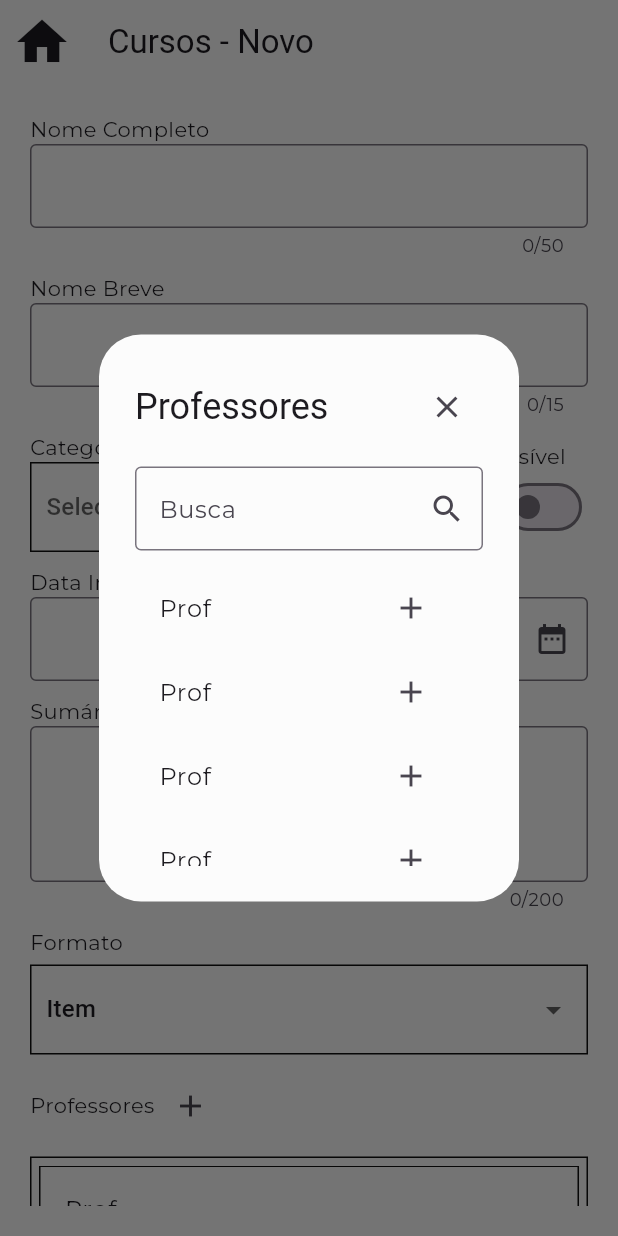
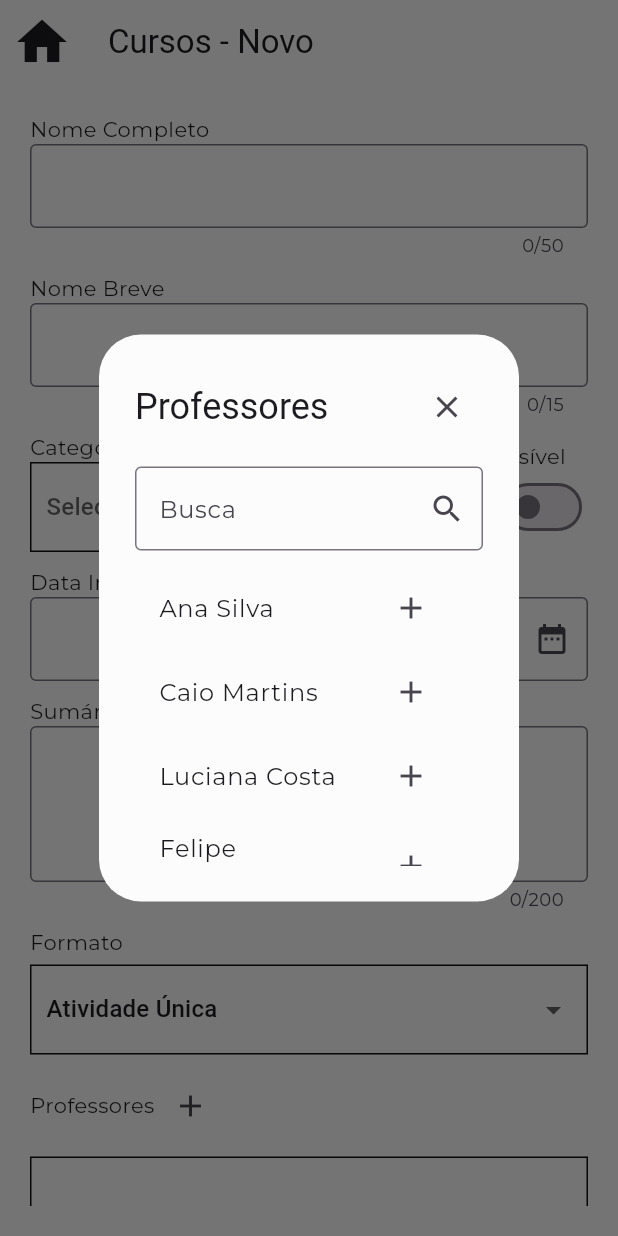
Before and after one commit to robertinws/08_Modulo_D1_PR, a Flutter app: the CadastroCursoPage screen opened by its route, after a tap on the "add" icon, on a phone screen of 412 x 824 dp. Run offline on Flutter 3.47's test engine with Material 3 defaults, Android fonts, the phone set to English and light mode, and no system bars; our stand-ins replace fluttertoast, google_fonts.

```diff
--- a/lib/pages/cadastro_curso_page.dart
+++ b/lib/pages/cadastro_curso_page.dart
@@ -1,5 +1,7 @@
 import 'package:_08_modulo_d1_pr/global/colors.dart';
+import 'package:_08_modulo_d1_pr/global/variaveis.dart';
 import 'package:flutter/material.dart';
+import 'package:fluttertoast/fluttertoast.dart';
 
 class CadastroCursoPage extends StatefulWidget {
   const CadastroCursoPage({super.key});
@@ -18,6 +20,13 @@ class _CadastroCursoPageState extends State<CadastroCursoPage> {
       sumarioController = TextEditingController();
   String dataInicio = '', dataFim = '';
   int? categoria, formato = 0;
+  List<String> listFormatos = [
+    'Atividade Única',
+    'Formato Social',
+    'Formato tópicos',
+    'Formato semanal',
+  ];
+  List<dynamic> listProfsAdd = [];
 
   void salvarCurso() async {}
 
@@ -93,15 +102,21 @@ class _CadastroCursoPageState extends State<CadastroCursoPage> {
                             ),
                             child: DropdownButtonHideUnderline(
                               child: DropdownButton(
+                                dropdownColor: corClara,
                                 isExpanded: true,
                                 value: categoria,
                                 hint: Text('Selecione uma categoria'),
-                                items: List.generate(4, (index) {
+                                items: List.generate(
+                                  listCategorias.length,
+                                  (index) {
+                                    final cate =
+                                        listCategorias[index];
                                     return DropdownMenuItem(
                                       value: index,
-                                    child: Text('Item'),
+                                      child: Text(cate['nome']),
                                     );
-                                }),
+                                  },
+                                ),
                                 onChanged: (newValue) {
                                   setState(() {
                                     categoria = newValue;
@@ -138,6 +153,20 @@ class _CadastroCursoPageState extends State<CadastroCursoPage> {
                         children: [
                           Text('Data Início'),
                           TextField(
+                            onTap: () async {
+                              final data = await showDatePicker(
+                                context: context,
+                                firstDate: DateTime(2025),
+                                lastDate: DateTime(2050),
+                              );
+                              if (data != null) {
+                                dataInicio = data.toString();
+                                dataInicioController.text = dataInicio
+                                    .split(' ')
+                                    .first;
+                                setState(() {});
+                              }
+                            },
                             controller: dataInicioController,
                             readOnly: true,
                             decoration: InputDecoration(
@@ -154,6 +183,20 @@ class _CadastroCursoPageState extends State<CadastroCursoPage> {
                         children: [
                           Text('Data Fim'),
                           TextField(
+                            onTap: () async {
+                              final data = await showDatePicker(
+                                context: context,
+                                firstDate: DateTime(2025),
+                                lastDate: DateTime(2050),
+                              );
+                              if (data != null) {
+                                dataFim = data.toString();
+                                dataFimController.text = dataInicio
+                                    .split(' ')
+                                    .first;
+                                setState(() {});
+                              }
+                            },
                             controller: dataFimController,
                             readOnly: true,
                             decoration: InputDecoration(
@@ -198,12 +241,15 @@ class _CadastroCursoPageState extends State<CadastroCursoPage> {
                       ),
                       child: DropdownButtonHideUnderline(
                         child: DropdownButton(
+                          dropdownColor: corClara,
                           isExpanded: true,
                           value: formato,
-                          items: List.generate(4, (index) {
+                          items: List.generate(listFormatos.length, (
+                            index,
+                          ) {
                             return DropdownMenuItem(
                               value: index,
-                              child: Text('Item'),
+                              child: Text(listFormatos[index]),
                             );
                           }),
                           onChanged: (newValue) {
@@ -221,14 +267,17 @@ class _CadastroCursoPageState extends State<CadastroCursoPage> {
                     Text('Professores'),
                     IconButton(
                       onPressed: () async {
-                        showDialog(
+                        await showDialog(
                           context: context,
                           builder: (_) {
+                            return StatefulBuilder(
+                              builder: (context, setState) {
                                 return AlertDialog(
                                   backgroundColor: corClara,
                                   title: Row(
                                     mainAxisAlignment:
-                                    MainAxisAlignment.spaceBetween,
+                                        MainAxisAlignment
+                                            .spaceBetween,
                                     children: [
                                       Text('Professores'),
                                       IconButton(
@@ -245,9 +294,12 @@ class _CadastroCursoPageState extends State<CadastroCursoPage> {
                                     children: [
                                       TextField(
                                         decoration: InputDecoration(
-                                      border: OutlineInputBorder(),
+                                          border:
+                                              OutlineInputBorder(),
                                           hintText: 'Busca',
-                                      suffixIcon: Icon(Icons.search),
+                                          suffixIcon: Icon(
+                                            Icons.search,
+                                          ),
                                         ),
                                       ),
                                       SizedBox(
@@ -255,14 +307,54 @@ class _CadastroCursoPageState extends State<CadastroCursoPage> {
                                         height: 200,
                                         child: SingleChildScrollView(
                                           child: Column(
-                                        children: List.generate(5, (
+                                            children: List.generate(listProfessores.length, (
                                               index,
                                             ) {
+                                              final prof =
+                                                  listProfessores[index];
                                               return ListTile(
-                                            title: Text('Prof'),
+                                                title: Text(
+                                                  prof['nome'],
+                                                ),
                                                 trailing: IconButton(
-                                              onPressed: () {},
-                                              icon: Icon(Icons.add),
+                                                  onPressed:
+                                                      listProfsAdd
+                                                          .contains(
+                                                            prof,
+                                                          )
+                                                      ? () {
+                                                          setState(() {
+                                                            listProfsAdd
+                                                                .remove(
+                                                                  prof,
+                                                                );
+                                                          });
+                                                        }
+                                                      : () {
+                                                          if (listProfsAdd
+                                                                  .length >=
+                                                              5) {
+                                                            Fluttertoast.showToast(
+                                                              msg:
+                                                                  'Máximo de professores atingidos',
+                                                            );
+                                                          } else {
+                                                            setState(() {
+                                                              listProfsAdd
+                                                                  .add(
+                                                                    prof,
+                                                                  );
+                                                            });
+                                                          }
+                                                        },
+                                                  icon: Icon(
+                                                    listProfsAdd
+                                                            .contains(
+                                                              prof,
+                                                            )
+                                                        ? Icons.remove
+                                                        : Icons.add,
+                                                  ),
                                                 ),
                                               );
                                             }),
@@ -274,6 +366,9 @@ class _CadastroCursoPageState extends State<CadastroCursoPage> {
                                 );
                               },
                             );
+                          },
+                        );
+                        setState(() {});
                       },
                       icon: Icon(Icons.add),
                     ),
@@ -288,7 +383,10 @@ class _CadastroCursoPageState extends State<CadastroCursoPage> {
                   padding: EdgeInsets.all(5),
                   child: SingleChildScrollView(
                     child: Column(
-                      children: List.generate(4, (index) {
+                      children: List.generate(listProfsAdd.length, (
+                        index,
+                      ) {
+                        final prof = listProfsAdd[index];
                         return Padding(
                           padding: EdgeInsetsGeometry.only(bottom: 5),
                           child: Container(
@@ -300,7 +398,7 @@ class _CadastroCursoPageState extends State<CadastroCursoPage> {
                             ),
                             child: ListTile(
                               onTap: () {},
-                              title: Text('Prof'),
+                              title: Text(prof['nome']),
                             ),
                           ),
                         );
```
Lines whose indentation alone changed are shown as unchanged.
